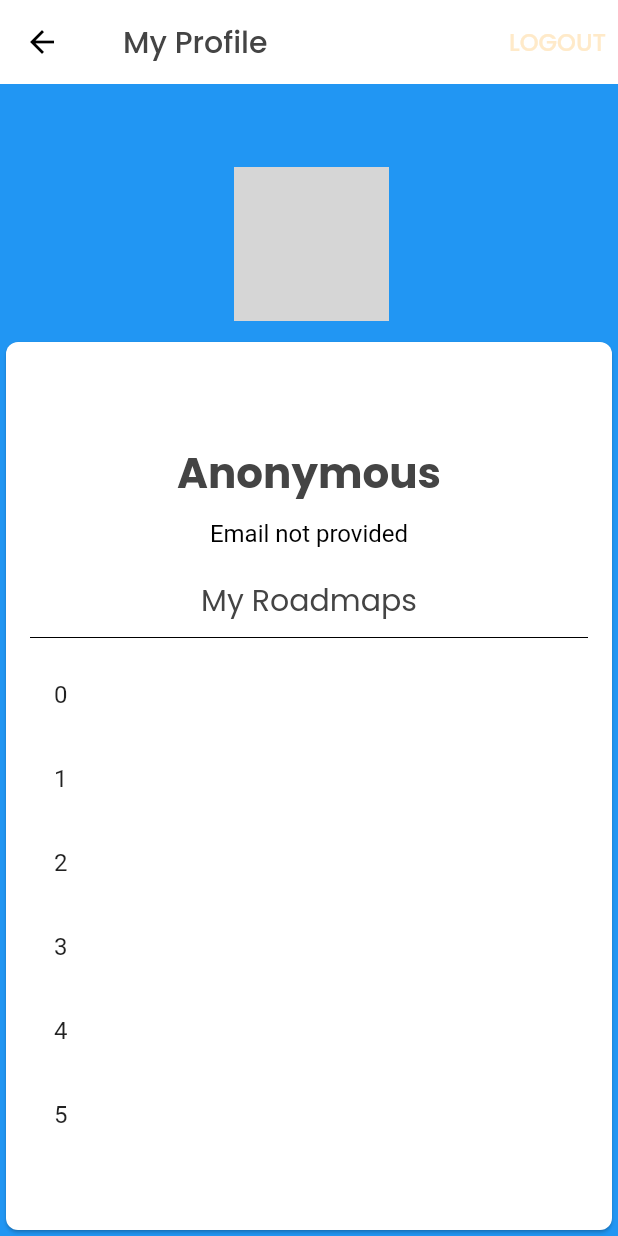
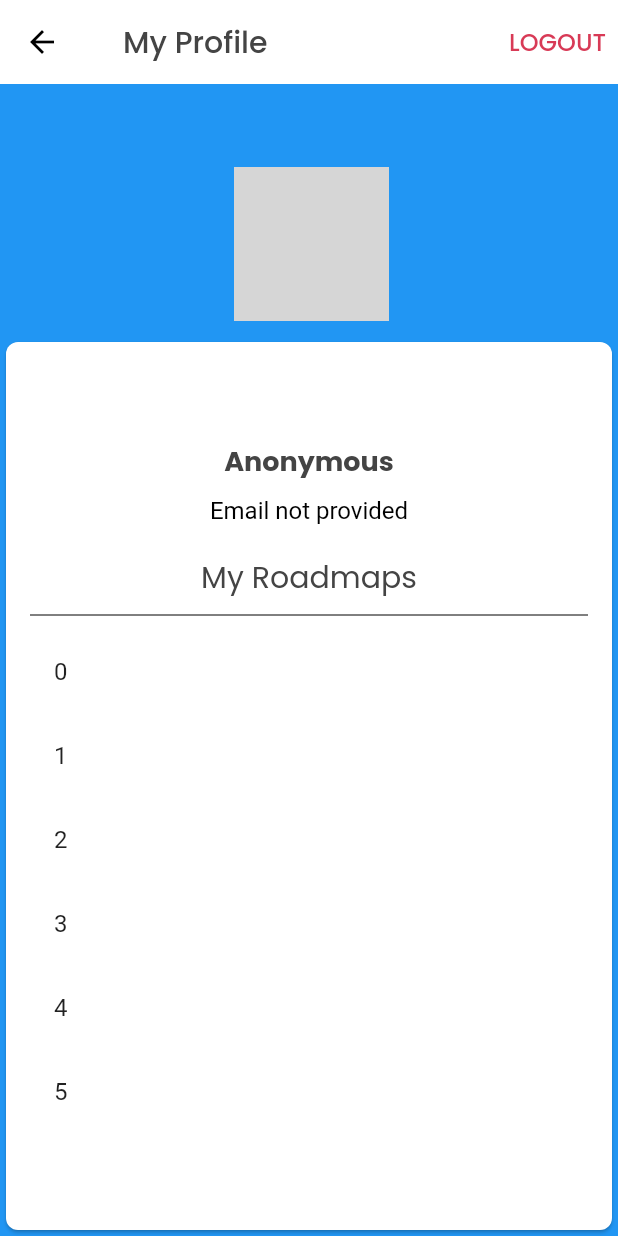
Before and after one commit to adityathakurxd/university, a Flutter app: the ProfilePage screen opened directly with empty values, on a phone screen of 412 x 824 dp. Run offline on Flutter 3.47's test engine with Material 2 defaults, Android fonts, the phone set to English and light mode, and no system bars; our stand-ins replace cloud_firestore, firebase_auth, firebase_core, flutter_svg, flutter_swiper_null_safety, font_awesome_flutter and 2 more; accounts and stored records are empty; network calls fail; grey boxes are pictures that could not be loaded.

```diff
--- a/lib/constants/constants.dart
+++ b/lib/constants/constants.dart
@@ -39,6 +39,12 @@ TextStyle kSubTitleMentorText = GoogleFonts.poppins(
 );
 
 TextStyle kLogoutText = GoogleFonts.poppins(
-  color: kPrimaryColor,
+  color: kAccentColor,
   fontSize: 16.0,
 );
+
+TextStyle kProfileNameText = GoogleFonts.poppins(
+  color: kGrey,
+  fontSize: 18.0,
+  fontWeight: FontWeight.bold,
+);
--- a/lib/screens/profile/profile_screen.dart
+++ b/lib/screens/profile/profile_screen.dart
@@ -120,7 +120,7 @@ class _ProfilePageState extends State<ProfilePage> {
                               : (userData.name == '')
                                   ? 'Anonymous'
                                   : userData.name,
-                          style: kTitleText,
+                          style: kProfileNameText,
                         ),
                         const SizedBox(
                           height: 10.0,
@@ -196,7 +196,7 @@ class _ProfilePageState extends State<ProfilePage> {
                                 height: 20,
                               ),
                               Padding(
-                                padding: const EdgeInsets.fromLTRB(0, 0, 0, 8),
+                                padding: const EdgeInsets.fromLTRB(0, 0, 0, 4),
                                 child: Container(
                                   height:
                                       MediaQuery.of(context).size.height * 0.4,
```
